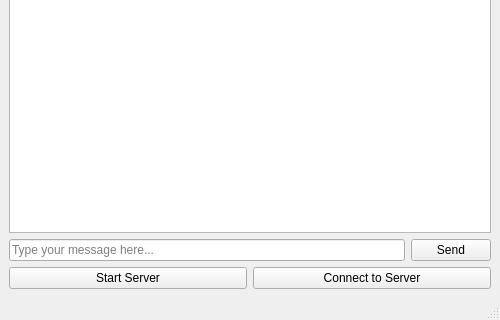
Old version of the form mainwindow.ui in the repository prikolBLYAT/QT_PR3_Arina; both pictures show x 0 to 500 and y 180 to 500 of the 500 by 500 pixel window.
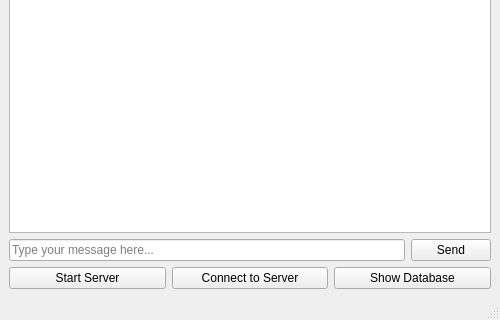
New version of the form.

Diff of the .ui file:
```diff
--- a/mainwindow.ui
+++ b/mainwindow.ui
@@ -56,6 +56,13 @@
         </property>
        </widget>
       </item>
+      <item>
+       <widget class="QPushButton" name="showDbButton">
+        <property name="text">
+         <string>Show Database</string>
+        </property>
+       </widget>
+      </item>
      </layout>
     </item>
    </layout>
```
